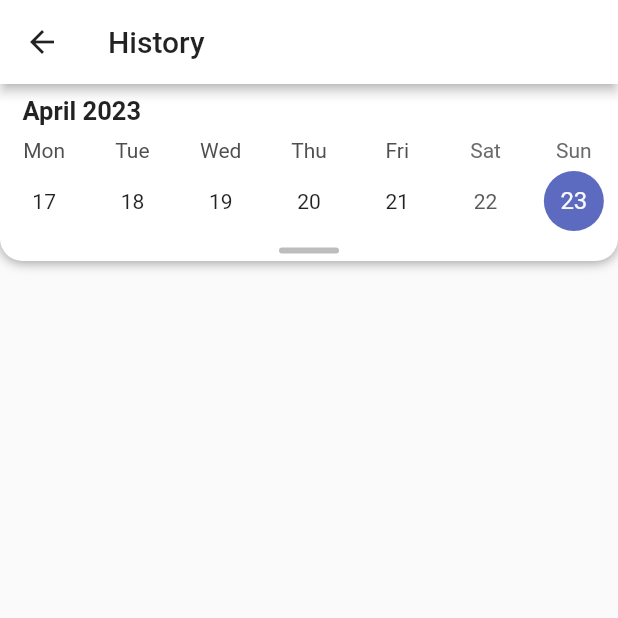
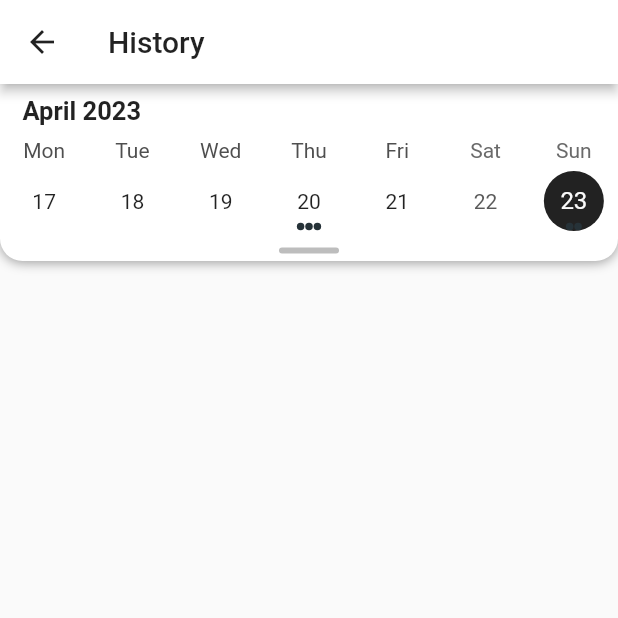
Before and after one commit to vitalikmordak/gym_tracker, a Flutter app: the HistoryPage screen opened directly, on a phone screen of 412 x 824 dp, the top half of it. Run offline on Flutter 3.47's test engine with Material 2 defaults, Android fonts, the phone set to English and light mode, and no system bars; drawn by our look-alikes of table_calendar.

Commit message:
add mock events to history page calendar and update calendar selection styles

```diff
--- a/lib/screens/history_page.dart
+++ b/lib/screens/history_page.dart
@@ -1,7 +1,44 @@
+import 'dart:collection';
+
 import 'package:flutter/material.dart';
 import 'package:gym_tracker/components/swipable_indicator.dart';
 import 'package:table_calendar/table_calendar.dart';
 import 'package:gym_tracker/constants.dart' as constants;
+
+/// Example events.
+///
+/// Using a [LinkedHashMap] is highly recommended if you decide to use a map.
+final kEvents = LinkedHashMap<DateTime, List<WorkoutEvent>>(
+  equals: isSameDay,
+  hashCode: getHashCode,
+)..addAll(_kEventSource);
+
+int getHashCode(DateTime key) {
+  return key.day * 1000000 + key.month * 10000 + key.year;
+}
+
+final kToday = DateTime.now();
+final kFirstDay = DateTime(kToday.year, kToday.month - 3, kToday.day);
+final kLastDay = DateTime(kToday.year, kToday.month + 3, kToday.day);
+final _kEventSource = Map.fromIterable(List.generate(50, (index) => index),
+    key: (item) => DateTime.utc(kFirstDay.year, kFirstDay.month, item * 5),
+    value: (item) => List.generate(
+        item % 4 + 1, (index) => WorkoutEvent('Workout $item | ${index + 1}')))
+  ..addAll({
+    kToday: [
+      WorkoutEvent('Today\'s Workout 1'),
+      WorkoutEvent('Today\'s Workout 2'),
+    ],
+  });
+
+class WorkoutEvent {
+  final String title;
+
+  const WorkoutEvent(this.title);
+
+  @override
+  String toString() => title;
+}
 
 class HistoryPage extends StatefulWidget {
   const HistoryPage({Key? key}) : super(key: key);
@@ -15,16 +52,24 @@ class _HistoryPageState extends State<HistoryPage> {
   DateTime _selectedDay = DateTime.now();
   CalendarFormat _calendarFormat = CalendarFormat.week;
 
+  List<WorkoutEvent> _getEventsForDay(DateTime day) {
+    // Implementation example
+    return kEvents[day] ?? [];
+  }
+
+  ValueNotifier<List<WorkoutEvent>> _selectedEvents = ValueNotifier([]);
+
   @override
   Widget build(BuildContext context) {
     return Scaffold(
-      appBar: AppBar(title: Text('History'),
+      appBar: AppBar(
+        title: Text('History'),
         foregroundColor: constants.appBarForegroundColor,
         backgroundColor: constants.appBarBackgroundColor,
-        elevation: constants.appBarElevation,),
+        elevation: constants.appBarElevation,
+      ),
       body: Column(
         children: [
-          //todo: change Calendar style
           Container(
             decoration: BoxDecoration(
               color: Colors.white,
@@ -41,7 +86,7 @@ class _HistoryPageState extends State<HistoryPage> {
             ),
             child: Column(
               children: [
-                TableCalendar(
+                TableCalendar<WorkoutEvent>(
                   firstDay: DateTime.utc(2023, 1, 1),
                   lastDay: DateTime.utc(2060, 12, 31),
                   focusedDay: _focusedDay,
@@ -61,8 +106,20 @@ class _HistoryPageState extends State<HistoryPage> {
                     setState(() {
                       _focusedDay = focusedDay;
                       _selectedDay = selectedDay;
+                      _selectedEvents.value = _getEventsForDay(_selectedDay);
                     });
                   },
+                  eventLoader: _getEventsForDay,
+                  calendarStyle: CalendarStyle(
+                      markerSize: 5,
+                      markerMargin:
+                          EdgeInsets.symmetric(horizontal: 0.7, vertical: 5),
+                      todayDecoration: BoxDecoration(
+                          color: Colors.grey.shade400, shape: BoxShape.circle),
+                      todayTextStyle:
+                          TextStyle(color: Colors.white, fontSize: 16.0),
+                      selectedDecoration: BoxDecoration(
+                          color: Colors.black87, shape: BoxShape.circle)),
                 ),
                 GestureDetector(
                   onVerticalDragUpdate: (details) {
@@ -87,7 +144,35 @@ class _HistoryPageState extends State<HistoryPage> {
                 ),
               ],
             ),
-          )
+          ),
+
+          const SizedBox(height: 8.0),
+          Expanded(
+            child: ValueListenableBuilder<List<WorkoutEvent>>(
+              valueListenable: _selectedEvents,
+              builder: (context, value, _) {
+                return ListView.builder(
+                  itemCount: value.length,
+                  itemBuilder: (context, index) {
+                    return Container(
+                      margin: const EdgeInsets.symmetric(
+                        horizontal: 12.0,
+                        vertical: 4.0,
+                      ),
+                      decoration: BoxDecoration(
+                        border: Border.all(),
+                        borderRadius: BorderRadius.circular(12.0),
+                      ),
+                      child: ListTile(
+                        onTap: () => print('${value[index]}'),
+                        title: Text('${value[index]}'),
+                      ),
+                    );
+                  },
+                );
+              },
+            ),
+          ),
         ],
       ),
     );
```
